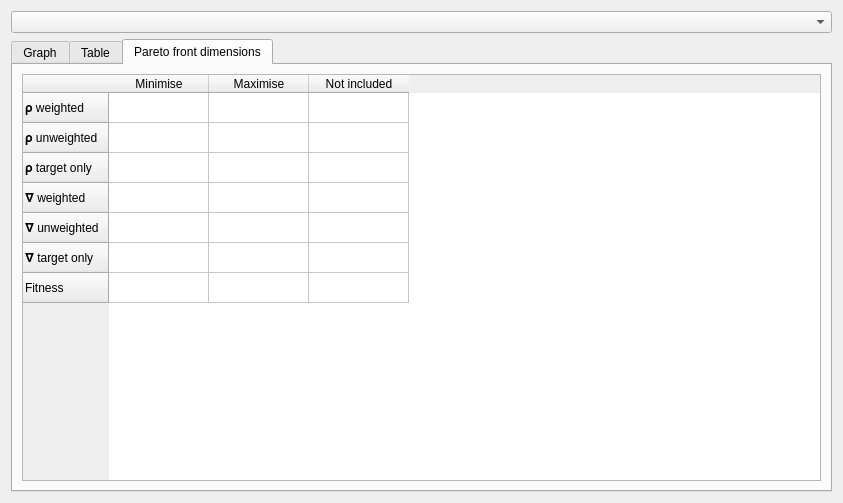
Old version of the form src/gui/samplingprofileplotter.ui in the repository CompEphys-team/rtdo.
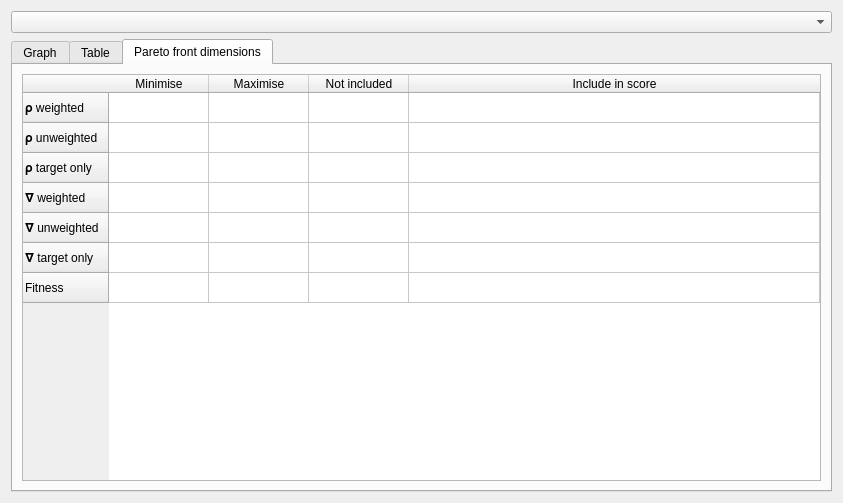
New version of the form. The open tabs and pages were chosen to show the change. Custom widgets are drawn as their Qt base class.

Commit message:
Added SamplingProfilePlotter score back in
Selecting by eye just doesn't work. I need a principled process!

What changed in the file:
```diff
--- a/src/gui/samplingprofileplotter.ui
+++ b/src/gui/samplingprofileplotter.ui
@@ -266,6 +266,9 @@
          <property name="selectionMode">
           <enum>QAbstractItemView::NoSelection</enum>
          </property>
+         <attribute name="horizontalHeaderStretchLastSection">
+          <bool>true</bool>
+         </attribute>
          <row>
           <property name="text">
            <string>𝛒 weighted</string>
@@ -316,6 +319,11 @@
            <string>Not included</string>
           </property>
          </column>
+         <column>
+          <property name="text">
+           <string>Include in score</string>
+          </property>
+         </column>
         </widget>
        </item>
       </layout>
```
Left out of the diff: 15 changed lines with no effect on the pictures. The commit also changes 2 other files.
